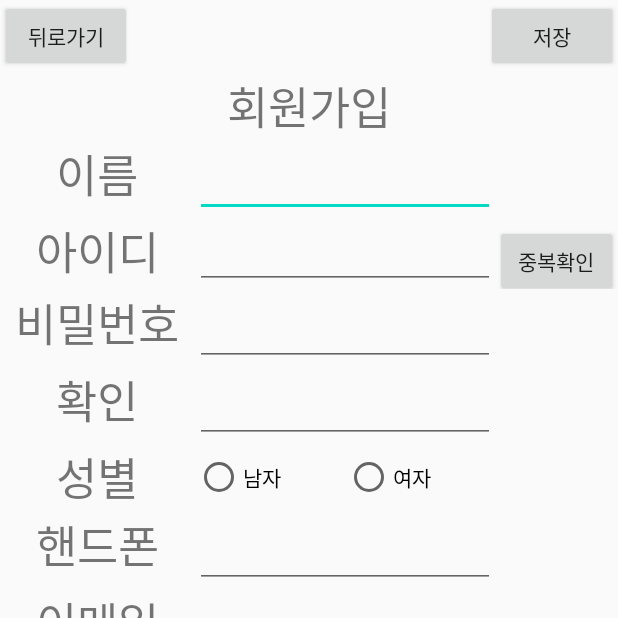
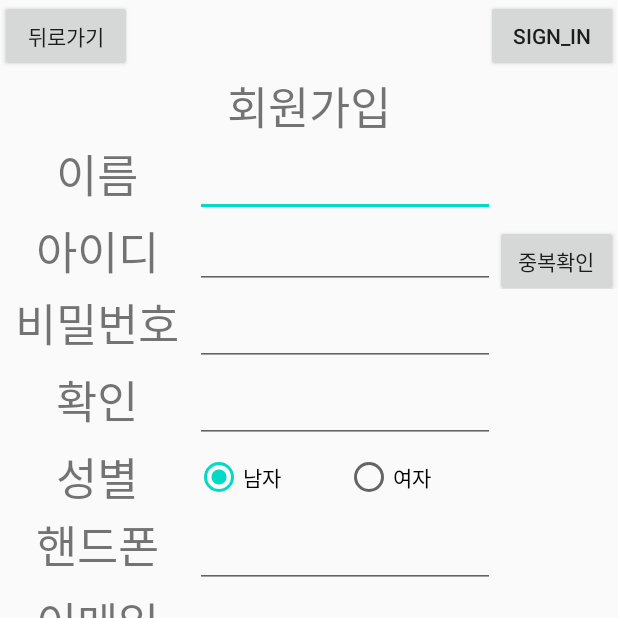
Before and after one commit to iptablecommandcode/Graduated_Work_User_Android, an Android app: the Account screen opened directly, with no data from a screen before it, on a phone screen of 412 x 824 dp, the top half of it. Run offline under Robolectric (Android 15) with nearby library versions, the phone set to English and light mode, and no system bars.

Commit message:
Account finish without database(id, SignIn)

```diff
--- a/app/src/main/java/com/example/graduated_work_user_android/Account.java
+++ b/app/src/main/java/com/example/graduated_work_user_android/Account.java
@@ -6,6 +6,7 @@ import android.view.View;
 import android.widget.Button;
 import android.widget.CheckBox;
 import android.widget.EditText;
+import android.widget.RadioButton;
 import android.widget.RadioGroup;
 import android.widget.Toast;
 
@@ -15,7 +16,7 @@ public class Account extends Activity {
 
     EditText ID, NAME, PW, PWCHK, PHONE, EMAIL, SCHOOL, NULL;
     CheckBox LICENSECHK1, LICENSECHK2, LICENSECHK3;
-    Button LICENSE1, LICENSE2, LICENSE3, BACK, SAVE;
+    Button LICENSE1, LICENSE2, LICENSE3, BACK, Sign_In;
     RadioGroup GENDER;
 
     @Override
@@ -36,16 +37,23 @@ public class Account extends Activity {
 
         //Button
         BACK = (Button) findViewById(R.id.BACK);
-        SAVE = (Button) findViewById(R.id.SAVE);
+        Sign_In = (Button) findViewById(R.id.Sign_In);
         LICENSE1 = (Button) findViewById(R.id.LICENSE1);
         LICENSE2 = (Button) findViewById(R.id.LICENSE2);
         LICENSE3 = (Button) findViewById(R.id.LICENSE3);
 
         //RadioGroup
         GENDER = (RadioGroup) findViewById(R.id.GENDER);
+        int gender = GENDER.getCheckedRadioButtonId();
+        final RadioButton SEX = (RadioButton) findViewById(gender);
+
+        //Check Box
+        LICENSECHK1 = (CheckBox) findViewById(R.id.LICENSECHK1);
+        LICENSECHK2 = (CheckBox) findViewById(R.id.LICENSECHK2);
+        LICENSECHK3 = (CheckBox) findViewById(R.id.LICENSECHK3);
 
         //save
-        SAVE.setOnClickListener(new View.OnClickListener(){
+        Sign_In.setOnClickListener(new View.OnClickListener(){
             public void onClick(View v){
                 Toast EmpMsg = Toast.makeText(getApplicationContext(), "값을 입력하십시오", Toast.LENGTH_SHORT);
                 Toast PasMsg = Toast.makeText(getApplicationContext(), "비밀번호가 맞지 않습니다.", Toast.LENGTH_SHORT);
@@ -57,11 +65,13 @@ public class Account extends Activity {
                 // return 1 is true
                 // return 2 is empty something
                 // return 3 is password not match
-                // return 4 is password not match
-                // return 5 is password not match
-                AccountCheck accountCheck = new AccountCheck(ID, NAME, PW, PWCHK, PHONE, EMAIL, SCHOOL, NULL);
+                // return 4 is License didn't check
+                AccountCheck accountCheck = new AccountCheck(ID, NAME, PW, PWCHK, PHONE, EMAIL, SCHOOL, NULL, SEX, LICENSECHK1, LICENSECHK2, LICENSECHK3);
                 int check = accountCheck.TotalCheck();
+
+                //select message
                 if(check==1){
+                    //save
                     CorrMsg.show();
                 }else if(check==2){
                     EmpMsg.show();
--- a/app/src/main/res/layout/account.xml
+++ b/app/src/main/res/layout/account.xml
@@ -32,10 +32,10 @@
             android:gravity="right">
 
             <Button
-                android:id="@+id/SAVE"
+                android:id="@+id/Sign_In"
                 android:layout_width="wrap_content"
                 android:layout_height="match_parent"
-                android:text="저장"/>
+                android:text="Sign_In"/>
 
         </LinearLayout>
 
@@ -168,7 +168,8 @@
                 android:layout_width="wrap_content"
                 android:width="100dp"
                 android:layout_height="match_parent"
-                android:text="남자"/>
+                android:text="남자"
+                android:checked="true"/>
             <RadioButton
                 android:id="@+id/radio2"
                 android:layout_width="wrap_content"
--- a/app/src/main/res/layout/account_license.xml
+++ b/app/src/main/res/layout/account_license.xml
@@ -45,14 +45,13 @@
     </LinearLayout>
 
     <Button
-        android:id="@+id/btnNewActivity"
         android:layout_width="148dp"
         android:layout_height="81dp"
         android:text="확인"
         android:textSize="25dp"
         app:layout_constraintEnd_toEndOf="parent"
         app:layout_constraintStart_toStartOf="parent"
-        tools:ignore="InvalidId,MissingConstraints"
+        tools:ignore="MissingConstraints"
         tools:layout_editor_absoluteY="472dp" />
 
 </androidx.constraintlayout.widget.ConstraintLayout>
```
Also changed, not shown: app/src/main/java/com/example/graduated_work_user_android/AccountCheck.java (+26 -4 lines).
